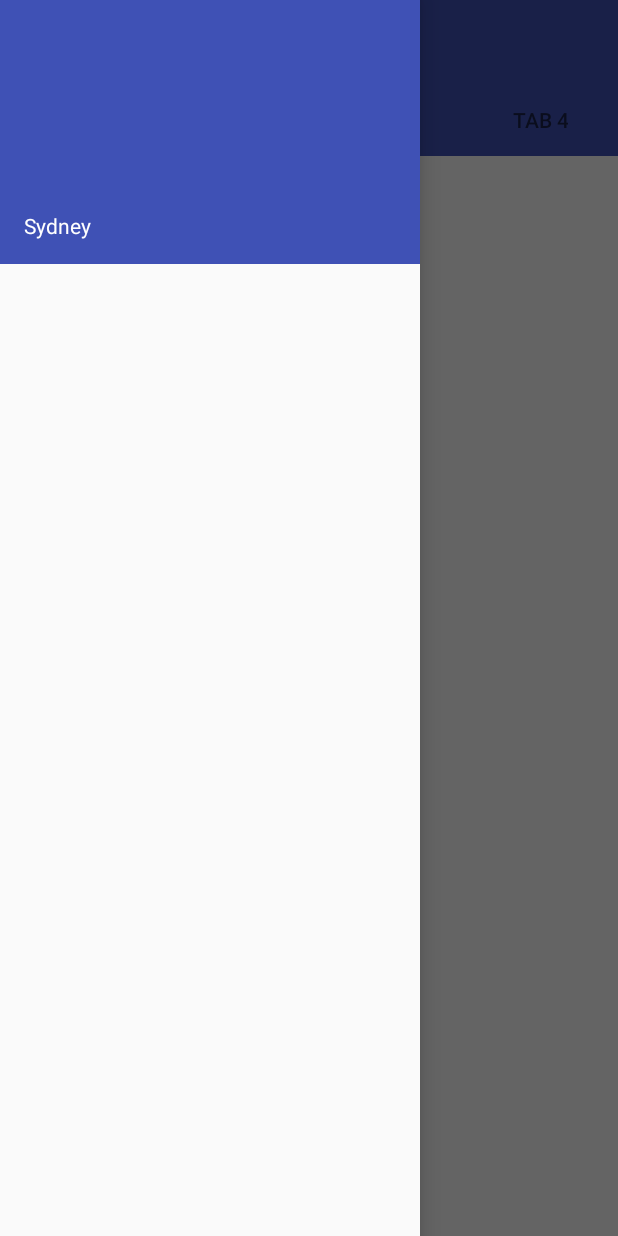
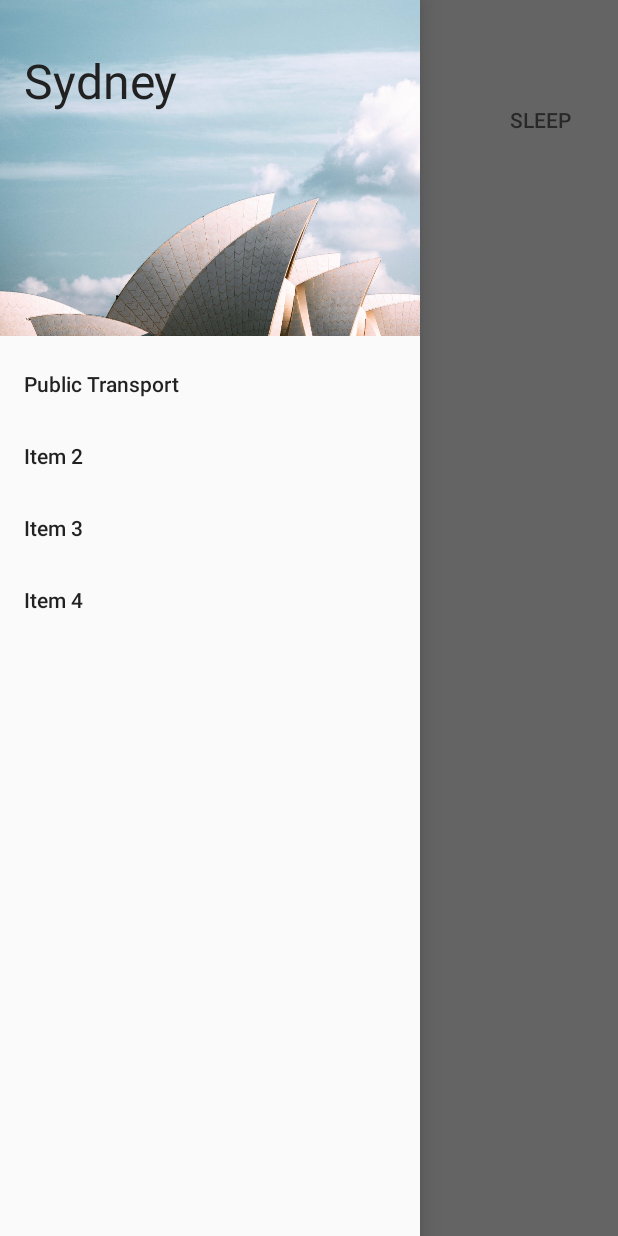
Before and after one commit to maerlyngb/city-guide, an Android app: the screen it shows after launch (MainActivity), with the side drawer open, on a phone screen of 412 x 824 dp. Run offline under Robolectric (Android 15) with nearby library versions, the phone set to English and light mode, and no system bars.

Commit message:
basic styling

```diff
--- a/app/src/main/java/io/maerlyn/cityguide/MainActivity.java
+++ b/app/src/main/java/io/maerlyn/cityguide/MainActivity.java
@@ -105,10 +105,10 @@ public class MainActivity extends AppCompatActivity
      */
     private void setupViewPager(ViewPager viewPager) {
         FragmentAdapter fragmentAdapter = new FragmentAdapter(getSupportFragmentManager());
-        fragmentAdapter.addFragment(new AttractionListFragment(), "Tab 1");
-        fragmentAdapter.addFragment(new AttractionListFragment(), "Tab 2");
-        fragmentAdapter.addFragment(new AttractionListFragment(), "Tab 3");
-        fragmentAdapter.addFragment(new AttractionListFragment(), "Tab 4");
+        fragmentAdapter.addFragment(new AttractionListFragment(), "Visit");
+        fragmentAdapter.addFragment(new AttractionListFragment(), "Eat");
+        fragmentAdapter.addFragment(new AttractionListFragment(), "Drink");
+        fragmentAdapter.addFragment(new AttractionListFragment(), "Sleep");
 
         viewPager.setAdapter(fragmentAdapter);
     }
--- a/app/src/main/res/layout/attraction_list.xml
+++ b/app/src/main/res/layout/attraction_list.xml
@@ -1,7 +1,6 @@
 <?xml version="1.0" encoding="utf-8"?>
 <LinearLayout xmlns:android="http://schemas.android.com/apk/res/android"
-    android:layout_width="match_parent"
-    android:layout_height="match_parent">
+    style="@style/AttractionList">
 
     <TextView
         android:layout_width="match_parent"
--- a/app/src/main/res/layout/content_main.xml
+++ b/app/src/main/res/layout/content_main.xml
@@ -1,26 +1,23 @@
 <?xml version="1.0" encoding="utf-8"?>
-<android.support.constraint.ConstraintLayout xmlns:android="http://schemas.android.com/apk/res/android"
+<LinearLayout xmlns:android="http://schemas.android.com/apk/res/android"
     xmlns:app="http://schemas.android.com/apk/res-auto"
     xmlns:tools="http://schemas.android.com/tools"
     style="@style/MatchParent"
+    android:orientation="vertical"
     app:layout_behavior="@string/appbar_scrolling_view_behavior"
     tools:context="io.maerlyn.cityguide.MainActivity"
     tools:showIn="@layout/app_bar_main">
 
-    <LinearLayout
-        style="@style/MatchParent"
-        android:orientation="vertical">
 
     <android.support.design.widget.TabLayout
         android:id="@+id/sliding_tabs"
         android:layout_width="match_parent"
         android:layout_height="wrap_content"
-            android:background="@color/colorPrimary"
+        app:tabGravity="fill"
         app:tabMode="fixed" />
 
     <android.support.v4.view.ViewPager
         android:id="@+id/viewpager"
         style="@style/MatchParent" />
+
 </LinearLayout>
-
-</android.support.constraint.ConstraintLayout>
--- a/app/src/main/res/layout/nav_header_main.xml
+++ b/app/src/main/res/layout/nav_header_main.xml
@@ -1,11 +1,17 @@
 <?xml version="1.0" encoding="utf-8"?>
 
 <!-- Side Nav Header -->
-<LinearLayout
+<RelativeLayout xmlns:android="http://schemas.android.com/apk/res/android"
     style="@style/SideNavHeaderLayout">
+
+    <ImageView
+        android:layout_width="match_parent"
+        android:layout_height="match_parent"
+        android:src="@drawable/sydney"
+        android:scaleType="centerCrop"/>
 
     <!-- Side Nav Title Text -->
     <TextView
         style="@style/SideNavHeaderTitle"/>
 
-</LinearLayout>
+</RelativeLayout>
--- a/app/src/main/res/menu/activity_main_drawer.xml
+++ b/app/src/main/res/menu/activity_main_drawer.xml
@@ -3,4 +3,15 @@
     xmlns:tools="http://schemas.android.com/tools"
     tools:showIn="navigation_view">
 
+    <group android:checkableBehavior="single">
+        <item
+            android:title="Public Transport" />
+        <item
+            android:title="Item 2" />
+        <item
+            android:title="Item 3" />
+        <item
+            android:title="Item 4" />
+    </group>
+
 </menu>
--- a/app/src/main/res/values/colors.xml
+++ b/app/src/main/res/values/colors.xml
@@ -1,6 +1,11 @@
 <?xml version="1.0" encoding="utf-8"?>
 <resources>
-    <color name="colorPrimary">#3F51B5</color>
-    <color name="colorPrimaryDark">#303F9F</color>
-    <color name="colorAccent">#FF4081</color>
+    <color name="colorPrimary">#fafafa</color>
+    <color name="colorPrimaryDark">#c7c7c7</color>
+    <color name="colorPrimaryLight">#ffffff</color>
+    <color name="colorSecondary">#0288d1</color>
+    <color name="colorSecondaryDark">#005b9f</color>
+    <color name="colorSecondaryLight">#5eb8ff</color>
+    <color name="primaryText">#212121</color>
+    <color name="secondaryText">#fbc02d</color>
 </resources>
--- a/app/src/main/res/values/dimens.xml
+++ b/app/src/main/res/values/dimens.xml
@@ -1,8 +1,14 @@
 <resources>
-    <!-- Default screen margins, per the Android Design guidelines. -->
+
     <dimen name="activity_horizontal_margin">16dp</dimen>
     <dimen name="activity_vertical_margin">16dp</dimen>
+    <dimen name="fab_margin">16dp</dimen>
+
+    <!-- Nav header -->
+
     <dimen name="nav_header_vertical_spacing">8dp</dimen>
-    <dimen name="nav_header_height">176dp</dimen>
-    <dimen name="fab_margin">16dp</dimen>
+    <dimen name="nav_header_height">224dp</dimen>
+    <dimen name="nav_header_title_text">32sp</dimen>
+    <dimen name="nav_header_title_vertical_spacing">32sp</dimen>
+
 </resources>
--- a/app/src/main/res/values/styles.xml
+++ b/app/src/main/res/values/styles.xml
@@ -1,21 +1,17 @@
 <resources>
 
     <!-- Base application theme. -->
-    <style name="AppTheme" parent="Theme.AppCompat.Light.DarkActionBar">
+    <style name="AppTheme" parent="Theme.AppCompat.Light">
         <!-- Customize your theme here. -->
         <item name="colorPrimary">@color/colorPrimary</item>
         <item name="colorPrimaryDark">@color/colorPrimaryDark</item>
-        <item name="colorAccent">@color/colorAccent</item>
+        <item name="colorAccent">@color/colorSecondary</item>
     </style>
 
     <style name="AppTheme.NoActionBar">
         <item name="windowActionBar">false</item>
         <item name="windowNoTitle">true</item>
     </style>
-
-    <style name="AppTheme.AppBarOverlay" parent="ThemeOverlay.AppCompat.Dark.ActionBar" />
-
-    <style name="AppTheme.PopupOverlay" parent="ThemeOverlay.AppCompat.Light" />
 
     <!-- Shared Styles -->
 
@@ -48,7 +44,6 @@
     <!-- Toolbar -->
 
     <style name="ToolbarContainer" parent="FullWidth">
-        <item name="android:theme">@style/ThemeOverlay.AppCompat.Dark.ActionBar</item>
     </style>
 
     <style name="Toolbar" parent="FullWidth">
@@ -68,22 +63,26 @@
     <style name="SideNavHeaderLayout">
         <item name="android:layout_width">match_parent</item>
         <item name="android:layout_height">@dimen/nav_header_height</item>
-        <item name="android:background">@color/colorPrimary</item>
         <item name="android:gravity">bottom</item>
         <item name="android:orientation">vertical</item>
+        <item name="android:theme">@style/ThemeOverlay.AppCompat.Dark</item>
+    </style>
+
+    <style name="SideNavHeaderTitle" parent="FullWidth">
+        <item name="android:text">@string/city_name</item>
+        <item name="android:textColor">@color/primaryText</item>
+        <item name="android:textSize">@dimen/nav_header_title_text</item>
         <item name="android:paddingBottom">@dimen/activity_vertical_margin</item>
         <item name="android:paddingLeft">@dimen/activity_horizontal_margin</item>
         <item name="android:paddingRight">@dimen/activity_horizontal_margin</item>
-        <item name="android:paddingTop">@dimen/activity_vertical_margin</item>
-        <item name="android:theme">@style/ThemeOverlay.AppCompat.Dark</item>
+        <item name="android:paddingTop">@dimen/nav_header_title_vertical_spacing</item>
     </style>
 
-    <style name="SideNavHeaderTitle">
-        <item name="android:layout_width">match_parent</item>
-        <item name="android:layout_height">wrap_content</item>
-        <item name="android:paddingTop">@dimen/nav_header_vertical_spacing</item>
-        <item name="android:text">@string/city_name</item>
-        <item name="android:textAppearance">@style/TextAppearance.AppCompat.Body1</item>
+    <!-- Attraction List -->
+
+    <style name="AttractionList" parent="MatchParent">
+        <item name="android:orientation">vertical</item>
+        <item name="android:padding">16dp</item>
     </style>
 
 </resources>
```
Also changed, not shown: app/src/main/res/drawable-v24/sydney.jpg (added). Lines whose indentation alone changed are shown as unchanged.
